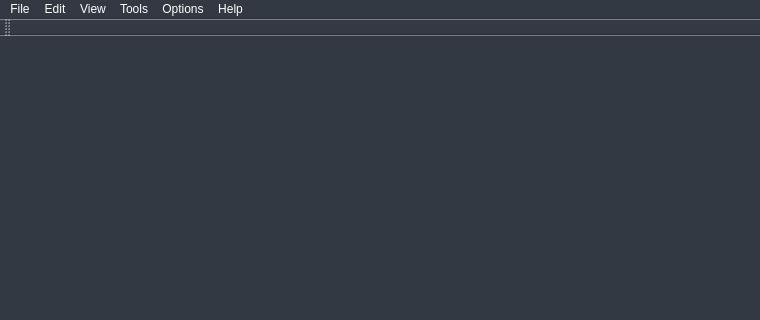
Old version of the form GS/mainwindow.ui in the repository UCI-UAVForge/GroundStation; both pictures show x 0 to 760 and y 0 to 320 of the 760 by 540 pixel window.
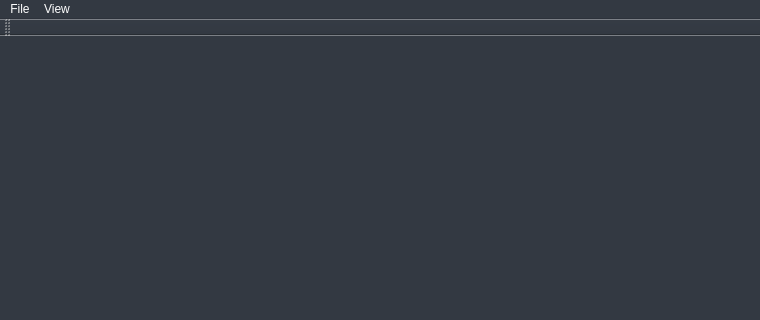
New version of the form. Icons and pictures are not drawn.

Commit message: Remove options except File and View

Diff of the .ui file:
```diff
--- a/GS/mainwindow.ui
+++ b/GS/mainwindow.ui
@@ -665,7 +665,7 @@
      <x>0</x>
      <y>0</y>
      <width>760</width>
-     <height>27</height>
+     <height>26</height>
     </rect>
    </property>
    <widget class="QMenu" name="menuFile">
@@ -686,14 +686,6 @@
     <addaction name="actionExport"/>
     <addaction name="actionQuit"/>
    </widget>
-   <widget class="QMenu" name="menuEdit">
-    <property name="title">
-     <string>Edit</string>
-    </property>
-    <addaction name="actionTest"/>
-    <addaction name="actionCopy"/>
-    <addaction name="actionPaste"/>
-   </widget>
    <widget class="QMenu" name="menuView">
     <property name="title">
      <string>View</string>
@@ -702,30 +694,8 @@
     <addaction name="actionMission_Execution"/>
     <addaction name="actionMission_Recap"/>
    </widget>
-   <widget class="QMenu" name="menuTools">
-    <property name="title">
-     <string>Tools</string>
-    </property>
-    <addaction name="actionTools"/>
-   </widget>
-   <widget class="QMenu" name="menuTest">
-    <property name="title">
-     <string>Options</string>
-    </property>
-    <addaction name="actionOptions"/>
-   </widget>
-   <widget class="QMenu" name="menuHelp">
-    <property name="title">
-     <string>Help</string>
-    </property>
-    <addaction name="actionHELP_ME"/>
-   </widget>
    <addaction name="menuFile"/>
-   <addaction name="menuEdit"/>
    <addaction name="menuView"/>
-   <addaction name="menuTools"/>
-   <addaction name="menuTest"/>
-   <addaction name="menuHelp"/>
   </widget>
   <widget class="QToolBar" name="mainToolBar">
    <attribute name="toolBarArea">
```
Left out of the diff: 10 changed lines with no effect on the pictures.
